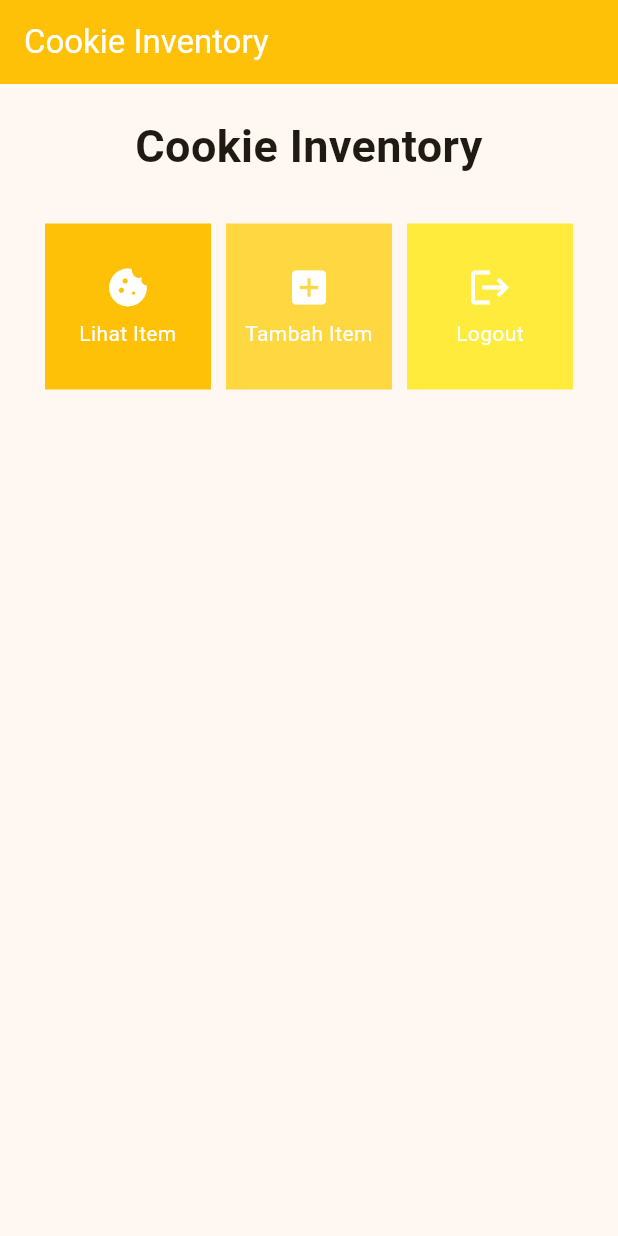
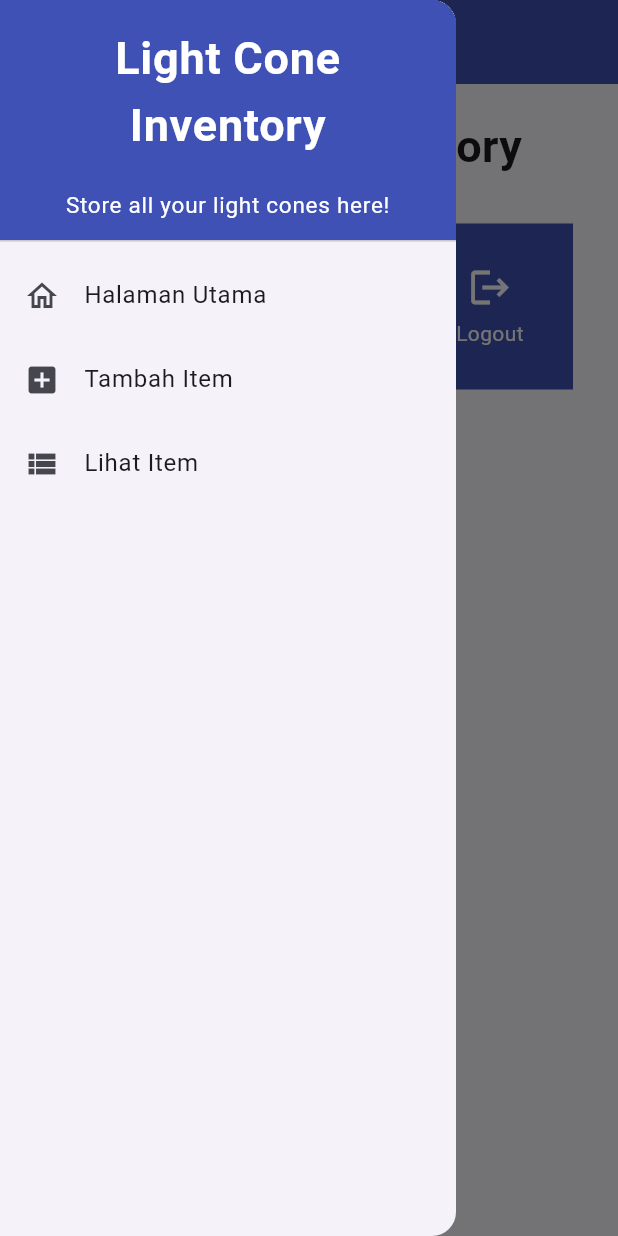
Before and after one commit to Archied10/cookie-inventory, a Flutter app: the screen it shows after launch, with the side drawer open (before the commit the screen has no drawer), on a phone screen of 412 x 824 dp. Run offline on Flutter 3.47's test engine with Material 2 defaults, Android fonts, the phone set to English and light mode, and no system bars.

Commit message:
selesai mengerjakan tugas 8

```diff
--- a/lib/main.dart
+++ b/lib/main.dart
@@ -1,5 +1,5 @@
 import 'package:flutter/material.dart';
-import 'package:cookie_inventory/menu.dart';
+import 'package:cookie_inventory/screens/menu.dart';
 
 void main() {
   runApp(const MyApp());
@@ -29,7 +29,7 @@ class MyApp extends StatelessWidget {
         //
         // This works for code too, not just values: Most code changes can be
         // tested with just a hot reload.
-        colorScheme: ColorScheme.fromSeed(seedColor: Colors.amber),
+        colorScheme: ColorScheme.fromSeed(seedColor: Colors.indigo),
         useMaterial3: true,
       ),
       home: MyHomePage(),
--- a/lib/menu.dart
+++ b/lib/screens/menu.dart
@@ -1,12 +1,14 @@
 import 'package:flutter/material.dart';
+import 'package:cookie_inventory/widgets/left_drawer.dart';
+import 'package:cookie_inventory/widgets/lc_card.dart';
 
 class MyHomePage extends StatelessWidget {
   MyHomePage({Key? key}) : super(key: key);
 
-  final List<CookieItem> items = [
-    CookieItem("Lihat Item", Icons.cookie, Colors.amber),
-    CookieItem("Tambah Item", Icons.add_box, Colors.amberAccent),
-    CookieItem("Logout", Icons.logout, Colors.yellow),
+  final List<LCItem> items = [
+    LCItem("Lihat Item", Icons.view_list, Colors.lightBlue),
+    LCItem("Tambah Item", Icons.add_box, Colors.blue),
+    LCItem("Logout", Icons.logout, Colors.indigo),
   ];
 
   // This widget is the home page of your application. It is stateful, meaning
@@ -29,10 +31,10 @@ class MyHomePage extends StatelessWidget {
     return Scaffold(
       appBar: AppBar(
         title: const Text(
-          'Cookie Inventory',
+          'Light Cone Inventory',
           style: TextStyle(color: Colors.white),
         ),
-        backgroundColor: Colors.amber,
+        backgroundColor: Colors.indigo,
       ),
       body: SingleChildScrollView(
         // Widget wrapper yang dapat discroll
@@ -45,7 +47,7 @@ class MyHomePage extends StatelessWidget {
                 padding: EdgeInsets.only(top: 10.0, bottom: 10.0),
                 // Widget Text untuk menampilkan tulisan dengan alignment center dan style yang sesuai
                 child: Text(
-                  'Cookie Inventory', // Text yang menandakan toko
+                  'Light Cone Inventory', // Text yang menandakan toko
                   textAlign: TextAlign.center,
                   style: TextStyle(
                     fontSize: 30,
@@ -62,69 +64,17 @@ class MyHomePage extends StatelessWidget {
                 mainAxisSpacing: 10,
                 crossAxisCount: 3,
                 shrinkWrap: true,
-                children: items.map((CookieItem item) {
+                children: items.map((LCItem item) {
                   // Iterasi untuk setiap item
-                  return CookieCard(item);
+                  return LCCard(item);
                 }).toList(),
               ),
             ],
           ),
         ),
       ),
+      drawer: const LeftDrawer(),
     );
   }
 
 }
-
-class CookieItem {
-  final String name;
-  final IconData icon;
-  final Color color;
-
-  CookieItem(this.name, this.icon, this.color);
-}
-
-class CookieCard extends StatelessWidget {
-  final CookieItem item;
-
-  const CookieCard(this.item, {super.key}); // Constructor
-
-  @override
-  Widget build(BuildContext context) {
-    return Material(
-      color: item.color,
-      child: InkWell(
-        // Area responsive terhadap sentuhan
-        onTap: () {
-          // Memunculkan SnackBar ketika diklik
-          ScaffoldMessenger.of(context)
-            ..hideCurrentSnackBar()
-            ..showSnackBar(SnackBar(
-                content: Text("Kamu telah menekan tombol ${item.name}!")));
-        },
-        child: Container(
-          // Container untuk menyimpan Icon dan Text
-          padding: const EdgeInsets.all(8),
-          child: Center(
-            child: Column(
-              mainAxisAlignment: MainAxisAlignment.center,
-              children: [
-                Icon(
-                  item.icon,
-                  color: Colors.white,
-                  size: 30.0,
-                ),
-                const Padding(padding: EdgeInsets.all(3)),
-                Text(
-                  item.name,
-                  textAlign: TextAlign.center,
-                  style: const TextStyle(color: Colors.white),
-                ),
-              ],
-            ),
-          ),
-        ),
-      ),
-    );
-  }
-}
--- /dev/null
+++ b/lib/widgets/lc_card.dart
@@ -0,0 +1,70 @@
+import 'package:flutter/material.dart';
+import 'package:cookie_inventory/screens/lclist_form.dart';
+import 'package:cookie_inventory/screens/lc_list.dart';
+
+class LCItem {
+  final String name;
+  final IconData icon;
+  final Color color;
+
+  LCItem(this.name, this.icon, this.color);
+}
+
+class LCCard extends StatelessWidget {
+  final LCItem item;
+
+  const LCCard(this.item, {super.key}); // Constructor
+
+  @override
+  Widget build(BuildContext context) {
+    return Material(
+      color: item.color,
+      child: InkWell(
+        // Area responsive terhadap sentuhan
+        onTap: () {
+          // Memunculkan SnackBar ketika diklik
+          ScaffoldMessenger.of(context)
+            ..hideCurrentSnackBar()
+            ..showSnackBar(SnackBar(
+                content: Text("Kamu telah menekan tombol ${item.name}!")));
+          // Navigate ke route yang sesuai (tergantung jenis tombol)
+          if (item.name == "Tambah Item") {
+            Navigator.push(
+                context,
+                MaterialPageRoute(
+                  builder: (context) => const LCFormPage(),
+                ));
+          } else if (item.name == "Lihat Item") {
+            Navigator.push(
+                context,
+                MaterialPageRoute(
+                  builder: (context) => const LCListPage(),
+                ));
+          }
+        },
+        child: Container(
+          // Container untuk menyimpan Icon dan Text
+          padding: const EdgeInsets.all(8),
+          child: Center(
+            child: Column(
+              mainAxisAlignment: MainAxisAlignment.center,
+              children: [
+                Icon(
+                  item.icon,
+                  color: Colors.white,
+                  size: 30.0,
+                ),
+                const Padding(padding: EdgeInsets.all(3)),
+                Text(
+                  item.name,
+                  textAlign: TextAlign.center,
+                  style: const TextStyle(color: Colors.white),
+                ),
+              ],
+            ),
+          ),
+        ),
+      ),
+    );
+  }
+}
--- /dev/null
+++ b/lib/widgets/left_drawer.dart
@@ -0,0 +1,80 @@
+import 'package:flutter/material.dart';
+import 'package:cookie_inventory/screens/menu.dart';
+import 'package:cookie_inventory/screens/lclist_form.dart';
+import 'package:cookie_inventory/screens/lc_list.dart';
+
+class LeftDrawer extends StatelessWidget {
+  const LeftDrawer({super.key});
+
+  @override
+  Widget build(BuildContext context) {
+    return Drawer(
+      child: ListView(
+        children: [
+          const DrawerHeader(
+            decoration: BoxDecoration(
+              color: Colors.indigo,
+            ),
+            child: Column(
+              children: [
+                Text(
+                  'Light Cone Inventory',
+                  textAlign: TextAlign.center,
+                  style: TextStyle(
+                    fontSize: 30,
+                    fontWeight: FontWeight.bold,
+                    color: Colors.white,
+                  ),
+                ),
+                Padding(padding: EdgeInsets.all(10)),
+                Text("Store all your light cones here!",
+                    textAlign: TextAlign.center,
+                    style: TextStyle(
+                      fontSize: 15,
+                      color: Colors.white,
+                    )
+                ),
+              ],
+            ),
+          ),
+          ListTile(
+            leading: const Icon(Icons.home_outlined),
+            title: const Text('Halaman Utama'),
+            // Bagian redirection ke MyHomePage
+            onTap: () {
+              Navigator.pushReplacement(
+                  context,
+                  MaterialPageRoute(
+                    builder: (context) => MyHomePage(),
+                  ));
+            },
+          ),
+          ListTile(
+            leading: const Icon(Icons.add_box),
+            title: const Text('Tambah Item'),
+            // Bagian redirection ke ShopFormPage
+            onTap: () {
+              Navigator.pushReplacement(
+                  context,
+                  MaterialPageRoute(
+                    builder: (context) => const LCFormPage(),
+                  ));
+            },
+          ),
+          ListTile(
+            leading: const Icon(Icons.view_list),
+            title: const Text('Lihat Item'),
+            // Bagian redirection ke LCListPage
+            onTap: () {
+              Navigator.pushReplacement(
+                  context,
+                  MaterialPageRoute(
+                    builder: (context) => const LCListPage(),
+                  ));
+            },
+          ),
+        ],
+      ),
+    );
+  }
+}
```
Also changed, not shown: lib/screens/lc_list.dart (added, +72 -0 lines), lib/screens/lclist_form.dart (added, +309 -0 lines), 1 other file.
